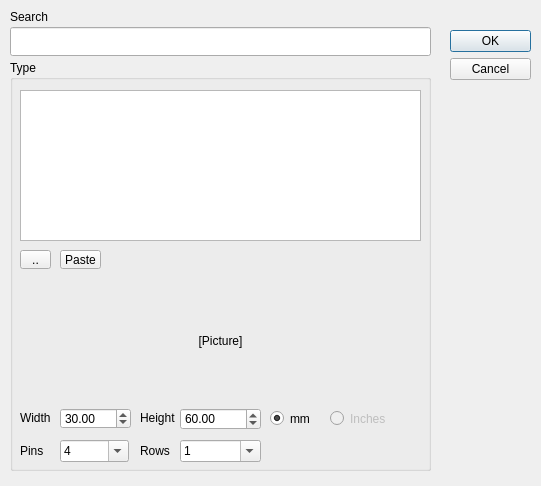
The window that iot-developer/mainwindow/newhardwareitemdialog.ui (clixx-io/clixx.io) describes before a commit, drawn with Qt 5.
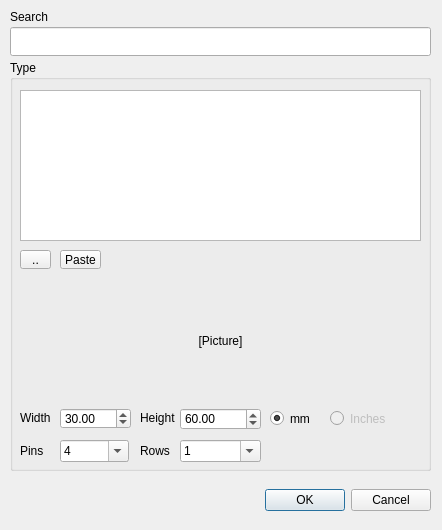
The same window after the commit.

```diff
--- a/iot-developer/mainwindow/newhardwareitemdialog.ui
+++ b/iot-developer/mainwindow/newhardwareitemdialog.ui
@@ -6,8 +6,8 @@
    <rect>
     <x>0</x>
     <y>0</y>
-    <width>541</width>
-    <height>486</height>
+    <width>442</width>
+    <height>530</height>
    </rect>
   </property>
   <property name="sizePolicy">
@@ -28,14 +28,14 @@
   <widget class="QDialogButtonBox" name="buttonBox">
    <property name="geometry">
     <rect>
-     <x>450</x>
-     <y>30</y>
-     <width>81</width>
-     <height>241</height>
+     <x>140</x>
+     <y>480</y>
+     <width>291</width>
+     <height>41</height>
     </rect>
    </property>
    <property name="orientation">
-    <enum>Qt::Vertical</enum>
+    <enum>Qt::Horizontal</enum>
    </property>
    <property name="standardButtons">
     <set>QDialogButtonBox::Cancel|QDialogButtonBox::Ok</set>
```
